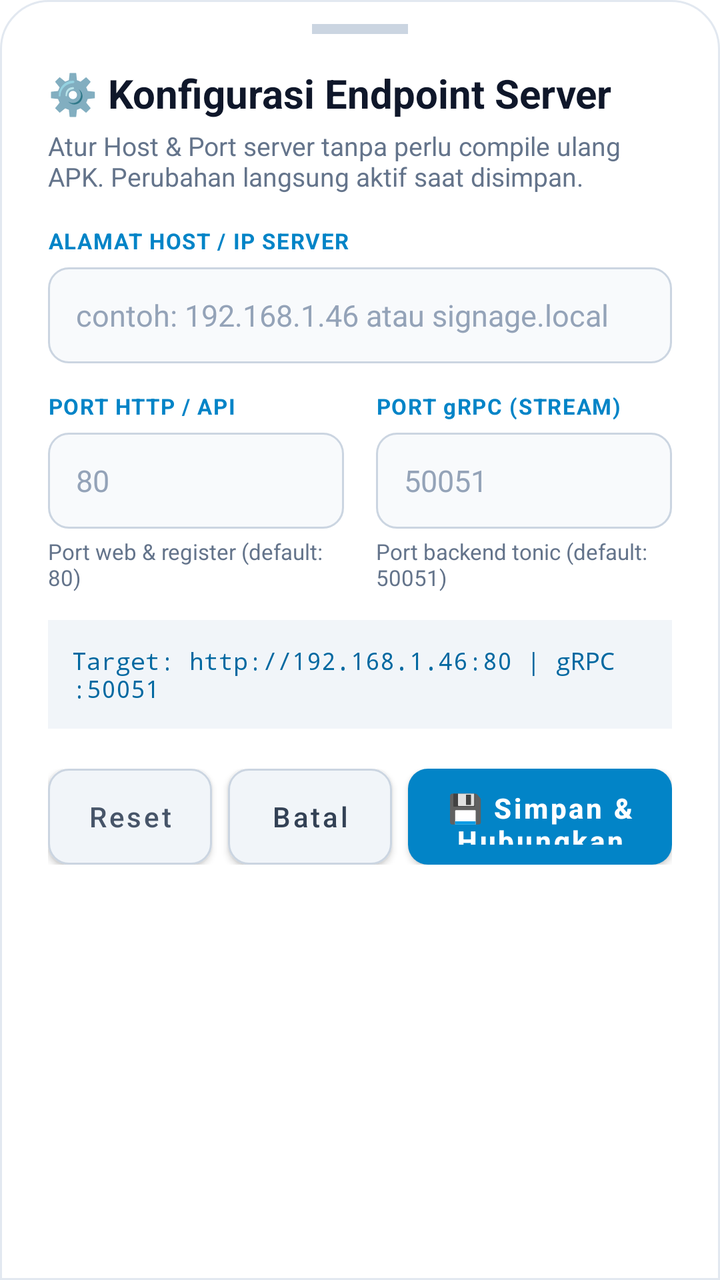
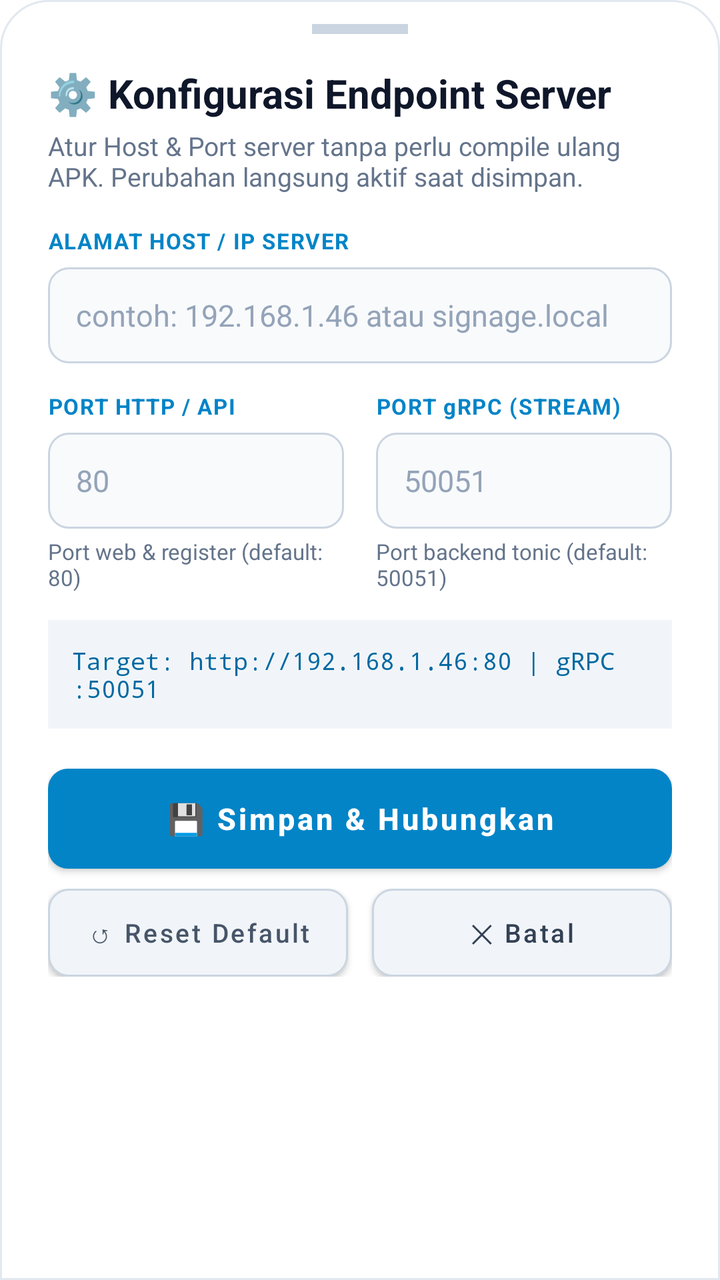

The first picture is an Android layout as it rendered before a commit; the second is the same layout after the commit. The layout source and the unified diff follow.
<!-- AndroidManifest.xml: application theme Theme.DKASigmaPlayer -->
<!-- res/layout/bottom_sheet_server_config.xml -->
<?xml version="1.0" encoding="utf-8"?>
<LinearLayout xmlns:android="http://schemas.android.com/apk/res/android"
    xmlns:app="http://schemas.android.com/apk/res-auto"
    android:layout_width="match_parent"
    android:layout_height="wrap_content"
    android:orientation="vertical"
    android:background="@drawable/bg_bottom_sheet"
    android:paddingStart="24dp"
    android:paddingEnd="24dp"
    android:paddingTop="12dp"
    android:paddingBottom="32dp">

    
    <View
        android:layout_width="48dp"
        android:layout_height="5dp"
        android:layout_gravity="center_horizontal"
        android:layout_marginBottom="16dp"
        android:background="#cbd5e1" />

    <ScrollView
        android:layout_width="match_parent"
        android:layout_height="wrap_content"
        android:fillViewport="true"
        android:scrollbars="none">

        <LinearLayout
            android:layout_width="match_parent"
            android:layout_height="wrap_content"
            android:orientation="vertical">

            
            <TextView
                android:layout_width="match_parent"
                android:layout_height="wrap_content"
                android:text="⚙️ Konfigurasi Endpoint Server"
                android:textColor="#0f172a"
                android:textSize="20sp"
                android:textStyle="bold" />

            <TextView
                android:layout_width="match_parent"
                android:layout_height="wrap_content"
                android:layout_marginTop="4dp"
                android:layout_marginBottom="16dp"
                android:text="Atur Host &amp; Port server tanpa perlu compile ulang APK. Perubahan langsung aktif saat disimpan."
                android:textColor="#64748b"
                android:textSize="13sp" />

            
            <TextView
                android:layout_width="match_parent"
                android:layout_height="wrap_content"
                android:text="ALAMAT HOST / IP SERVER"
                android:textColor="#0284c7"
                android:textSize="11sp"
                android:textStyle="bold"
                android:letterSpacing="0.05" />

            <EditText
                android:id="@+id/etServerHost"
                android:layout_width="match_parent"
                android:layout_height="48dp"
                android:layout_marginTop="6dp"
                android:background="@drawable/bg_input_field"
                android:hint="contoh: 192.168.1.46 atau signage.local"
                android:textColorHint="#94a3b8"
                android:textColor="#0f172a"
                android:textSize="15sp"
                android:paddingStart="14dp"
                android:paddingEnd="14dp"
                android:inputType="textUri"
                android:singleLine="true" />

            
            <LinearLayout
                android:layout_width="match_parent"
                android:layout_height="wrap_content"
                android:layout_marginTop="14dp"
                android:orientation="horizontal"
                android:baselineAligned="false">

                
                <LinearLayout
                    android:layout_width="0dp"
                    android:layout_height="wrap_content"
                    android:layout_weight="1"
                    android:layout_marginEnd="8dp"
                    android:orientation="vertical">

                    <TextView
                        android:layout_width="match_parent"
                        android:layout_height="wrap_content"
                        android:text="PORT HTTP / API"
                        android:textColor="#0284c7"
                        android:textSize="11sp"
                        android:textStyle="bold"
                        android:letterSpacing="0.05" />

                    <EditText
                        android:id="@+id/etHttpPort"
                        android:layout_width="match_parent"
                        android:layout_height="48dp"
                        android:layout_marginTop="6dp"
                        android:background="@drawable/bg_input_field"
                        android:hint="80"
                        android:textColorHint="#94a3b8"
                        android:textColor="#0f172a"
                        android:textSize="15sp"
                        android:paddingStart="14dp"
                        android:paddingEnd="14dp"
                        android:inputType="number"
                        android:singleLine="true" />

                    <TextView
                        android:layout_width="match_parent"
                        android:layout_height="wrap_content"
                        android:layout_marginTop="4dp"
                        android:text="Port web &amp; register (default: 80)"
                        android:textColor="#64748b"
                        android:textSize="11sp" />
                </LinearLayout>

                
                <LinearLayout
                    android:layout_width="0dp"
                    android:layout_height="wrap_content"
                    android:layout_weight="1"
                    android:layout_marginStart="8dp"
                    android:orientation="vertical">

                    <TextView
                        android:layout_width="match_parent"
                        android:layout_height="wrap_content"
                        android:text="PORT gRPC (STREAM)"
                        android:textColor="#0284c7"
                        android:textSize="11sp"
                        android:textStyle="bold"
                        android:letterSpacing="0.05" />

                    <EditText
                        android:id="@+id/etGrpcPort"
                        android:layout_width="match_parent"
                        android:layout_height="48dp"
                        android:layout_marginTop="6dp"
                        android:background="@drawable/bg_input_field"
                        android:hint="50051"
                        android:textColorHint="#94a3b8"
                        android:textColor="#0f172a"
                        android:textSize="15sp"
                        android:paddingStart="14dp"
                        android:paddingEnd="14dp"
                        android:inputType="number"
                        android:singleLine="true" />

                    <TextView
                        android:layout_width="match_parent"
                        android:layout_height="wrap_content"
                        android:layout_marginTop="4dp"
                        android:text="Port backend tonic (default: 50051)"
                        android:textColor="#64748b"
                        android:textSize="11sp" />
                </LinearLayout>

            </LinearLayout>

            
            <TextView
                android:id="@+id/tvResolvedPreview"
                android:layout_width="match_parent"
                android:layout_height="wrap_content"
                android:layout_marginTop="14dp"
                android:background="#f1f5f9"
                android:padding="12dp"
                android:textColor="#0369a1"
                android:textSize="12sp"
                android:fontFamily="monospace"
                android:text="Target: http://192.168.1.46:80 | gRPC :50051" />

            
            <LinearLayout
                android:layout_width="match_parent"
                android:layout_height="wrap_content"
                android:layout_marginTop="20dp"
                android:layout_marginBottom="8dp"
                android:orientation="horizontal"
                android:gravity="center_vertical">

                <Button
                    android:id="@+id/btnResetDefault"
                    android:layout_width="0dp"
                    android:layout_height="48dp"
                    android:layout_weight="1"
                    android:layout_marginEnd="8dp"
                    android:background="@drawable/bg_btn_secondary"
                    app:backgroundTint="@null"
                    android:text="Reset"
                    android:textAllCaps="false"
                    android:textColor="#475569"
                    android:textSize="14sp" />

                <Button
                    android:id="@+id/btnCancel"
                    android:layout_width="0dp"
                    android:layout_height="48dp"
                    android:layout_weight="1"
                    android:layout_marginEnd="8dp"
                    android:background="@drawable/bg_btn_secondary"
                    app:backgroundTint="@null"
                    android:text="Batal"
                    android:textAllCaps="false"
                    android:textColor="#334155"
                    android:textSize="14sp" />

                <Button
                    android:id="@+id/btnSave"
                    android:layout_width="0dp"
                    android:layout_height="48dp"
                    android:layout_weight="1.6"
                    android:background="@drawable/bg_btn_primary"
                    app:backgroundTint="@null"
                    android:text="💾 Simpan &amp; Hubungkan"
                    android:textAllCaps="false"
                    android:textColor="#ffffff"
                    android:textSize="14sp"
                    android:textStyle="bold" />

            </LinearLayout>

        </LinearLayout>
    </ScrollView>

</LinearLayout>
<!-- resources referenced by this layout -->
<resources>
  <!-- drawable bg_bottom_sheet (drawable) -->
  <?xml version="1.0" encoding="utf-8"?>
  <shape xmlns:android="http://schemas.android.com/apk/res/android"
      android:shape="rectangle">
      <solid android:color="#ffffff" />
      <corners
          android:topLeftRadius="24dp"
          android:topRightRadius="24dp" />
      <stroke
          android:width="1dp"
          android:color="#e2e8f0" />
  </shape>
  <!-- drawable bg_btn_primary (drawable) -->
  <?xml version="1.0" encoding="utf-8"?>
  <ripple xmlns:android="http://schemas.android.com/apk/res/android"
      android:color="#38bdf8">
      <item>
          <shape android:shape="rectangle">
              <solid android:color="#0284c7" />
              <corners android:radius="10dp" />
          </shape>
      </item>
  </ripple>
  <!-- drawable bg_btn_secondary (drawable) -->
  <?xml version="1.0" encoding="utf-8"?>
  <ripple xmlns:android="http://schemas.android.com/apk/res/android"
      android:color="#e2e8f0">
      <item>
          <shape android:shape="rectangle">
              <solid android:color="#f1f5f9" />
              <corners android:radius="10dp" />
              <stroke
                  android:width="1dp"
                  android:color="#cbd5e1" />
          </shape>
      </item>
  </ripple>
  <!-- drawable bg_input_field (drawable) -->
  <?xml version="1.0" encoding="utf-8"?>
  <shape xmlns:android="http://schemas.android.com/apk/res/android"
      android:shape="rectangle">
      <solid android:color="#f8fafc" />
      <corners android:radius="10dp" />
      <stroke
          android:width="1dp"
          android:color="#cbd5e1" />
  </shape>
  <style name="Theme.DKASigmaPlayer" parent="Theme.MaterialComponents.Light.NoActionBar">
          <item name="colorPrimary">#0284c7</item>
          <item name="colorPrimaryVariant">#0369a1</item>
          <item name="colorOnPrimary">#ffffff</item>
          <item name="android:statusBarColor">#0f172a</item>
          <item name="android:navigationBarColor">#0f172a</item>
      </style>
</resources>

<!-- the commit's change to res/layout/bottom_sheet_server_config.xml (unified diff, before → after) -->
@@ -183,47 +183,52 @@
                 android:layout_height="wrap_content"
                 android:layout_marginTop="20dp"
                 android:layout_marginBottom="8dp"
-                android:orientation="horizontal"
-                android:gravity="center_vertical">
-
-                <Button
-                    android:id="@+id/btnResetDefault"
-                    android:layout_width="0dp"
-                    android:layout_height="48dp"
-                    android:layout_weight="1"
-                    android:layout_marginEnd="8dp"
-                    android:background="@drawable/bg_btn_secondary"
-                    app:backgroundTint="@null"
-                    android:text="Reset"
-                    android:textAllCaps="false"
-                    android:textColor="#475569"
-                    android:textSize="14sp" />
-
-                <Button
-                    android:id="@+id/btnCancel"
-                    android:layout_width="0dp"
-                    android:layout_height="48dp"
-                    android:layout_weight="1"
-                    android:layout_marginEnd="8dp"
-                    android:background="@drawable/bg_btn_secondary"
-                    app:backgroundTint="@null"
-                    android:text="Batal"
-                    android:textAllCaps="false"
-                    android:textColor="#334155"
-                    android:textSize="14sp" />
+                android:orientation="vertical">
 
                 <Button
                     android:id="@+id/btnSave"
-                    android:layout_width="0dp"
-                    android:layout_height="48dp"
-                    android:layout_weight="1.6"
+                    android:layout_width="match_parent"
+                    android:layout_height="50dp"
                     android:background="@drawable/bg_btn_primary"
                     app:backgroundTint="@null"
                     android:text="💾 Simpan &amp; Hubungkan"
                     android:textAllCaps="false"
                     android:textColor="#ffffff"
-                    android:textSize="14sp"
+                    android:textSize="15sp"
                     android:textStyle="bold" />
+
+                <LinearLayout
+                    android:layout_width="match_parent"
+                    android:layout_height="wrap_content"
+                    android:layout_marginTop="10dp"
+                    android:orientation="horizontal">
+
+                    <Button
+                        android:id="@+id/btnResetDefault"
+                        android:layout_width="0dp"
+                        android:layout_height="44dp"
+                        android:layout_weight="1"
+                        android:layout_marginEnd="6dp"
+                        android:background="@drawable/bg_btn_secondary"
+                        app:backgroundTint="@null"
+                        android:text="↺ Reset Default"
+                        android:textAllCaps="false"
+                        android:textColor="#475569"
+                        android:textSize="13sp" />
+
+                    <Button
+                        android:id="@+id/btnCancel"
+                        android:layout_width="0dp"
+                        android:layout_height="44dp"
+                        android:layout_weight="1"
+                        android:layout_marginStart="6dp"
+                        android:background="@drawable/bg_btn_secondary"
+                        app:backgroundTint="@null"
+                        android:text="✕ Batal"
+                        android:textAllCaps="false"
+                        android:textColor="#334155"
+                        android:textSize="13sp" />
+                </LinearLayout>
 
             </LinearLayout>
 
